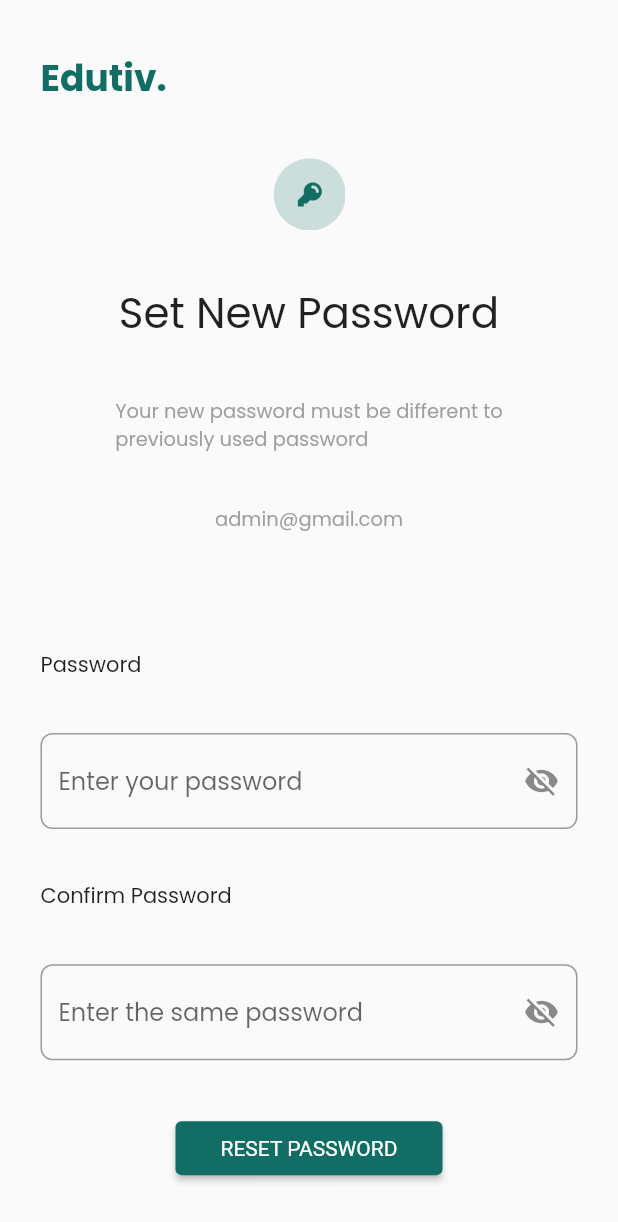
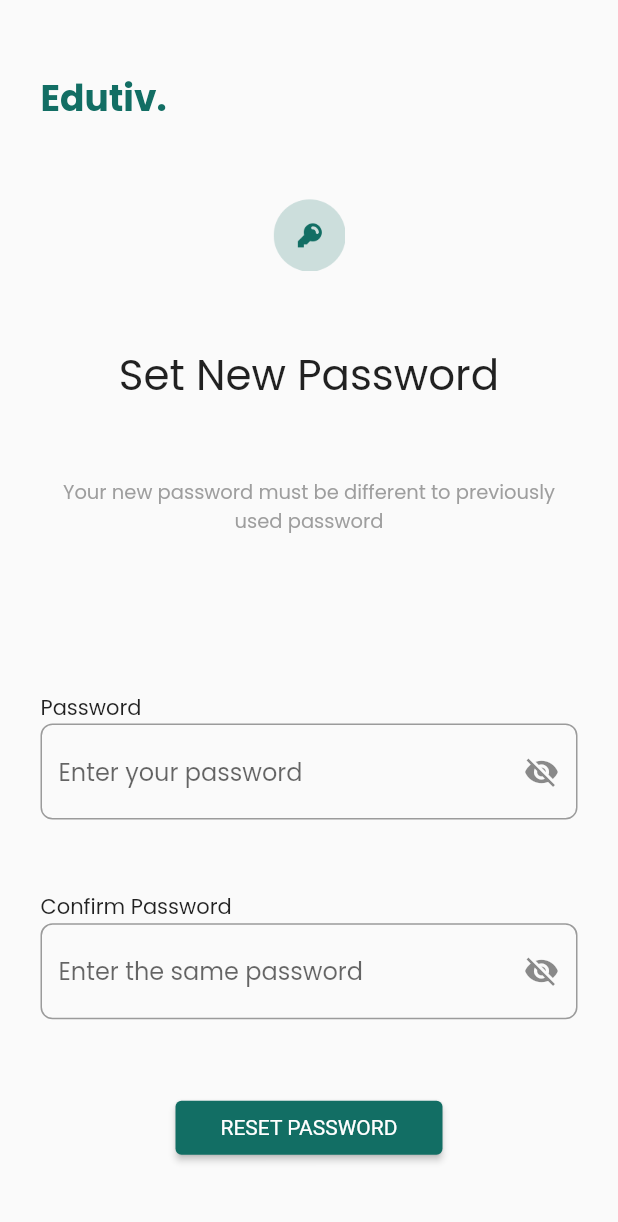
Before and after one commit to edutiv/edutiv-flutter, a Flutter app: the PasswordResetScreen screen opened by its route, on a phone screen of 412 x 824 dp. Shown: the top 1222 px of the screen. Run offline on Flutter 3.47's test engine with Material 2 defaults, Android fonts, the phone set to English and light mode, and no system bars.

Commit message:
fixing in pass reset screen

```diff
--- a/lib/screens/auth/password_reset_screen.dart
+++ b/lib/screens/auth/password_reset_screen.dart
@@ -43,15 +43,15 @@ class _PasswordResetScreenState extends State<PasswordResetScreen> {
             )),
             const Center(
                 child: Text(
-              'Your new password must be different to\npreviously used password',
-              style: TextStyle(fontSize: 13, color: Colors.grey),
-            )),
-            const Center(
-                child: Text(
-              'admin@gmail.com',
+              'Your new password must be different to previously used password',
+              textAlign: TextAlign.center,
               style: TextStyle(fontSize: 13, color: Colors.grey),
             )),
             const SizedBox(height: 8),
+            Center(
+              child: Column(
+                crossAxisAlignment: CrossAxisAlignment.start,
+                children: [
                   const Text('Password'),
                   TextFormField(
                     obscureText: !_passwordVisible,
@@ -74,6 +74,13 @@ class _PasswordResetScreenState extends State<PasswordResetScreen> {
                       ),
                     ),
                   ),
+                ],
+              ),
+            ),
+            Center(
+              child: Column(
+                crossAxisAlignment: CrossAxisAlignment.start,
+                children: [
                   const Text('Confirm Password'),
                   TextFormField(
                     obscureText: !_passwordVisible,
@@ -96,6 +103,9 @@ class _PasswordResetScreenState extends State<PasswordResetScreen> {
                       ),
                     ),
                   ),
+                ],
+              ),
+            ),
             Center(
               child: ElevatedButton(
                 onPressed: () =>
```
Lines whose indentation alone changed are shown as unchanged.
